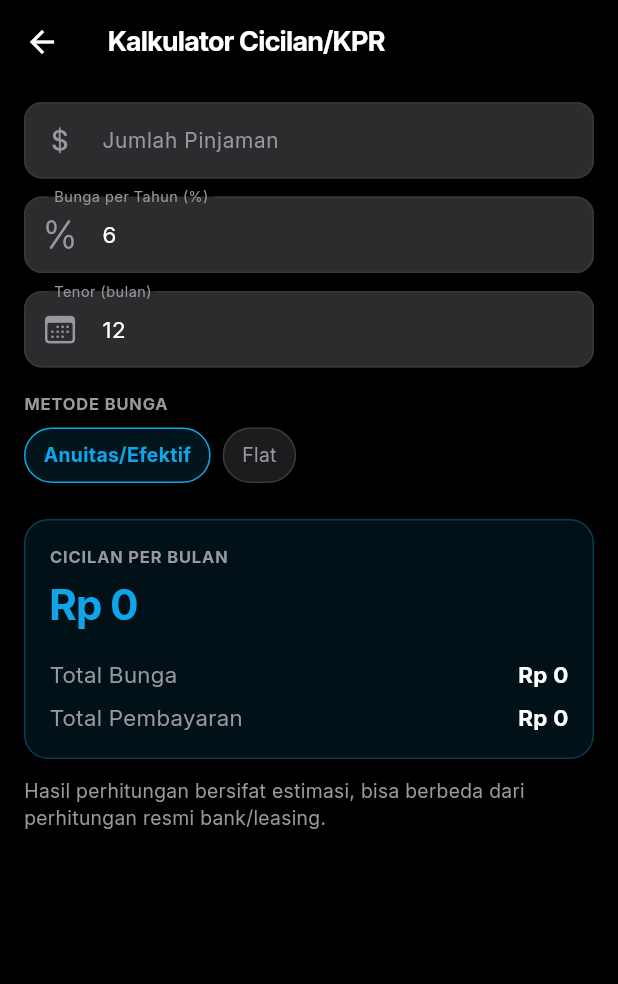
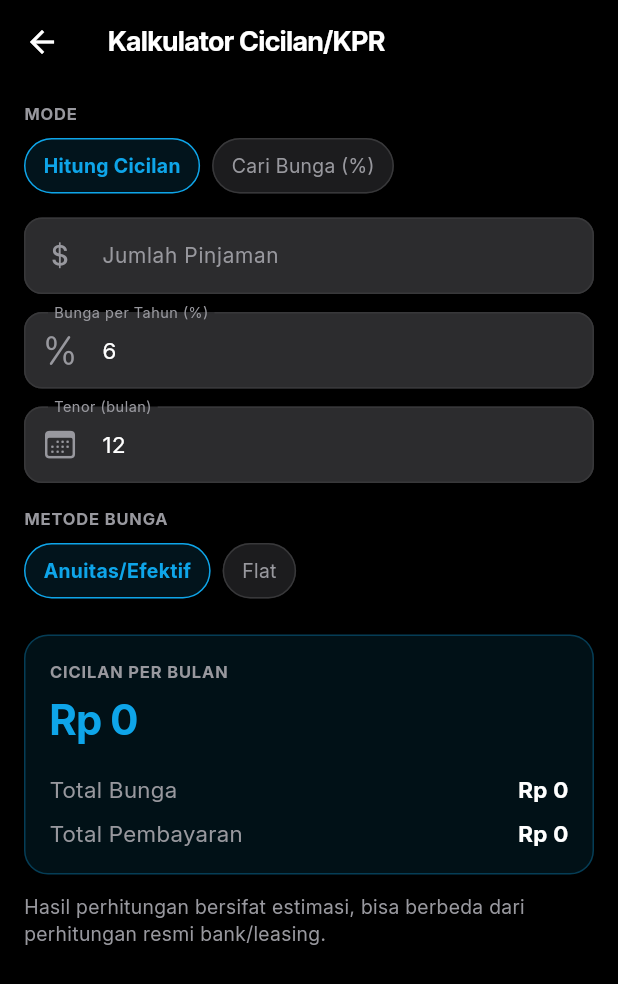
Before and after one commit to Alif-Fikri/asoyy, a Flutter app: the LoanCalculatorPage screen opened directly, on a phone screen of 412 x 824 dp. Shown: the top 984 px of the screen. Run offline on Flutter 3.47's test engine with Material 3 defaults, Android fonts, the phone set to English and light mode, and no system bars; our stand-ins replace equatable, file_picker, fl_chart, flutter_bloc, flutter_local_notifications, flutter_timezone and 7 more; missing offline and left inert: alarm, encrypt, home_widget; accounts and stored records are empty; network calls fail; statements that could not run were skipped.

Commit message:
feat: add reverse mode to loan calculator (find rate from known installment)
Useful when a user only knows the monthly installment offered by a
bank/leasing, not the interest rate, so they can compare offers.

```diff
--- a/lib/core/l10n/app_strings.dart
+++ b/lib/core/l10n/app_strings.dart
@@ -221,6 +221,12 @@ abstract class AppStrings {
   String get loan_calc_total_interest;
   String get loan_calc_total_payment;
   String get loan_calc_disclaimer;
+  String get loan_calc_mode;
+  String get loan_calc_mode_installment;
+  String get loan_calc_mode_rate;
+  String get loan_calc_known_installment;
+  String get loan_calc_estimated_rate;
+  String get loan_calc_rate_not_found;
   String get search_title;
   String get search_hint;
   String get search_prompt_title;
--- a/lib/core/l10n/strings_en.dart
+++ b/lib/core/l10n/strings_en.dart
@@ -223,6 +223,12 @@ class StringsEn extends AppStrings {
   @override String get loan_calc_total_interest => 'Total Interest';
   @override String get loan_calc_total_payment => 'Total Payment';
   @override String get loan_calc_disclaimer => 'Results are estimates and may differ from official bank/leasing calculations.';
+  @override String get loan_calc_mode => 'Mode';
+  @override String get loan_calc_mode_installment => 'Calculate Installment';
+  @override String get loan_calc_mode_rate => 'Find Rate (%)';
+  @override String get loan_calc_known_installment => 'Offered Monthly Installment';
+  @override String get loan_calc_estimated_rate => 'Estimated Annual Rate';
+  @override String get loan_calc_rate_not_found => 'The installment is too low to pay off this loan within that tenor.';
   @override String get search_title => 'Search';
   @override String get search_hint => 'Search transactions, events, passwords, alarms...';
   @override String get search_prompt_title => 'Search anything';
--- a/lib/core/l10n/strings_id.dart
+++ b/lib/core/l10n/strings_id.dart
@@ -223,6 +223,12 @@ class StringsId extends AppStrings {
   @override String get loan_calc_total_interest => 'Total Bunga';
   @override String get loan_calc_total_payment => 'Total Pembayaran';
   @override String get loan_calc_disclaimer => 'Hasil perhitungan bersifat estimasi, bisa berbeda dari perhitungan resmi bank/leasing.';
+  @override String get loan_calc_mode => 'Mode';
+  @override String get loan_calc_mode_installment => 'Hitung Cicilan';
+  @override String get loan_calc_mode_rate => 'Cari Bunga (%)';
+  @override String get loan_calc_known_installment => 'Cicilan per Bulan yang Ditawarkan';
+  @override String get loan_calc_estimated_rate => 'Estimasi Bunga per Tahun';
+  @override String get loan_calc_rate_not_found => 'Cicilan terlalu kecil untuk melunasi pinjaman ini dalam tenor tersebut.';
   @override String get search_title => 'Pencarian';
   @override String get search_hint => 'Cari transaksi, event, password, alarm...';
   @override String get search_prompt_title => 'Cari apa saja';
--- a/lib/features/loan_calculator/presentation/pages/loan_calculator_page.dart
+++ b/lib/features/loan_calculator/presentation/pages/loan_calculator_page.dart
@@ -3,6 +3,7 @@ import 'package:flutter/material.dart';
 import 'package:intl/intl.dart';
 import '../../../../core/constants/app_colors.dart';
 import '../../../../core/l10n/app_localizations.dart';
+import '../../../../core/l10n/app_strings.dart';
 import '../../../../core/theme/app_color_theme.dart';
 import '../../../../core/theme/design_tokens.dart';
 import '../../../../core/widgets/app_chip.dart';
@@ -10,6 +11,8 @@ import '../../../../core/widgets/app_text_field.dart';
 import '../../../../core/widgets/nexus_app_bar.dart';
 import '../../../../core/utils/thousand_separator_formatter.dart';
 import '../../domain/loan_calc.dart';
+
+enum _CalcMode { installment, rate }
 
 class LoanCalculatorPage extends StatefulWidget {
   const LoanCalculatorPage({super.key});
@@ -22,13 +25,16 @@ class _LoanCalculatorPageState extends State<LoanCalculatorPage> {
   final _amountCtrl = TextEditingController();
   final _rateCtrl = TextEditingController(text: '6');
   final _tenorCtrl = TextEditingController(text: '12');
+  final _installmentCtrl = TextEditingController();
   LoanInterestMethod _method = LoanInterestMethod.annuity;
+  _CalcMode _mode = _CalcMode.installment;
 
   @override
   void dispose() {
     _amountCtrl.dispose();
     _rateCtrl.dispose();
     _tenorCtrl.dispose();
+    _installmentCtrl.dispose();
     super.dispose();
   }
 
@@ -43,14 +49,7 @@ class _LoanCalculatorPageState extends State<LoanCalculatorPage> {
     final fmt = NumberFormat.currency(locale: 'id_ID', symbol: 'Rp ', decimalDigits: 0);
 
     final principal = _parseAmount(_amountCtrl.text);
-    final rate = _parse(_rateCtrl.text);
     final tenor = int.tryParse(_tenorCtrl.text) ?? 0;
-    final result = calculateLoan(
-      principal: principal,
-      annualRatePercent: rate,
-      tenorMonths: tenor,
-      method: _method,
-    );
 
     return Scaffold(
       backgroundColor: c.background,
@@ -64,6 +63,29 @@ class _LoanCalculatorPageState extends State<LoanCalculatorPage> {
             MediaQuery.of(context).padding.bottom + Insets.xxl,
           ),
           children: [
+            Text(
+              s.loan_calc_mode.toUpperCase(),
+              style: AppType.label.copyWith(color: c.textSecondary),
+            ),
+            const SizedBox(height: Insets.sm),
+            Wrap(
+              spacing: Insets.sm,
+              children: [
+                AppChip(
+                  label: s.loan_calc_mode_installment,
+                  isSelected: _mode == _CalcMode.installment,
+                  color: AppColors.loanCalcColor,
+                  onTap: () => setState(() => _mode = _CalcMode.installment),
+                ),
+                AppChip(
+                  label: s.loan_calc_mode_rate,
+                  isSelected: _mode == _CalcMode.rate,
+                  color: AppColors.loanCalcColor,
+                  onTap: () => setState(() => _mode = _CalcMode.rate),
+                ),
+              ],
+            ),
+            const SizedBox(height: Insets.lg),
             AppTextField(
               label: s.loan_calc_amount,
               controller: _amountCtrl,
@@ -73,12 +95,22 @@ class _LoanCalculatorPageState extends State<LoanCalculatorPage> {
               onChanged: (_) => setState(() {}),
             ),
             const SizedBox(height: Insets.md),
+            if (_mode == _CalcMode.installment)
               AppTextField(
                 label: s.loan_calc_rate,
                 hint: s.loan_calc_rate_hint,
                 controller: _rateCtrl,
                 keyboardType: const TextInputType.numberWithOptions(decimal: true),
                 prefixIcon: CupertinoIcons.percent,
+                onChanged: (_) => setState(() {}),
+              )
+            else
+              AppTextField(
+                label: s.loan_calc_known_installment,
+                controller: _installmentCtrl,
+                keyboardType: TextInputType.number,
+                prefixIcon: CupertinoIcons.money_dollar,
+                inputFormatters: [ThousandSeparatorFormatter()],
                 onChanged: (_) => setState(() {}),
               ),
             const SizedBox(height: Insets.md),
@@ -114,15 +146,57 @@ class _LoanCalculatorPageState extends State<LoanCalculatorPage> {
               ],
             ),
             const SizedBox(height: Insets.xl),
-            Container(
+            if (_mode == _CalcMode.installment)
+              _InstallmentResultCard(
+                result: calculateLoan(
+                  principal: principal,
+                  annualRatePercent: _parse(_rateCtrl.text),
+                  tenorMonths: tenor,
+                  method: _method,
+                ),
+                fmt: fmt,
+                s: s,
+              )
+            else
+              _RateResultCard(
+                result: solveLoanRate(
+                  principal: principal,
+                  monthlyInstallment: _parseAmount(_installmentCtrl.text),
+                  tenorMonths: tenor,
+                  method: _method,
+                ),
+                fmt: fmt,
+                s: s,
+              ),
+            const SizedBox(height: Insets.md),
+            Text(
+              s.loan_calc_disclaimer,
+              style: AppType.caption.copyWith(color: c.textSecondary, height: 1.4),
+            ),
+          ],
+        ),
+      ),
+    );
+  }
+}
+
+class _InstallmentResultCard extends StatelessWidget {
+  final LoanCalcResult result;
+  final NumberFormat fmt;
+  final AppStrings s;
+
+  const _InstallmentResultCard({required this.result, required this.fmt, required this.s});
+
+  @override
+  Widget build(BuildContext context) {
+    final c = context.colors;
+    return Container(
       width: double.infinity,
       padding: const EdgeInsets.all(Insets.lg),
       decoration: BoxDecoration(
         color: AppColors.loanCalcColor.withValues(alpha: 0.1),
         borderRadius: BorderRadius.circular(Radii.lg),
-                border: Border.all(
-                  color: AppColors.loanCalcColor.withValues(alpha: 0.3),
-                ),
+        border: Border.all(color: AppColors.loanCalcColor.withValues(alpha: 0.3)),
       ),
       child: Column(
         crossAxisAlignment: CrossAxisAlignment.start,
@@ -137,25 +211,58 @@ class _LoanCalculatorPageState extends State<LoanCalculatorPage> {
             style: AppType.display.copyWith(color: AppColors.loanCalcColor),
           ),
           const SizedBox(height: Insets.lg),
-                  _ResultRow(
-                    label: s.loan_calc_total_interest,
-                    value: fmt.format(result.totalInterest),
-                  ),
+          _ResultRow(label: s.loan_calc_total_interest, value: fmt.format(result.totalInterest)),
           const SizedBox(height: Insets.sm),
-                  _ResultRow(
-                    label: s.loan_calc_total_payment,
-                    value: fmt.format(result.totalPayment),
-                  ),
+          _ResultRow(label: s.loan_calc_total_payment, value: fmt.format(result.totalPayment)),
         ],
       ),
+    );
+  }
+}
+
+class _RateResultCard extends StatelessWidget {
+  final LoanRateResult result;
+  final NumberFormat fmt;
+  final AppStrings s;
+
+  const _RateResultCard({required this.result, required this.fmt, required this.s});
+
+  @override
+  Widget build(BuildContext context) {
+    final c = context.colors;
+    final rate = result.annualRatePercent;
+    return Container(
+      width: double.infinity,
+      padding: const EdgeInsets.all(Insets.lg),
+      decoration: BoxDecoration(
+        color: AppColors.loanCalcColor.withValues(alpha: 0.1),
+        borderRadius: BorderRadius.circular(Radii.lg),
+        border: Border.all(color: AppColors.loanCalcColor.withValues(alpha: 0.3)),
       ),
-            const SizedBox(height: Insets.md),
+      child: Column(
+        crossAxisAlignment: CrossAxisAlignment.start,
+        children: [
           Text(
-              s.loan_calc_disclaimer,
-              style: AppType.caption.copyWith(color: c.textSecondary, height: 1.4),
+            s.loan_calc_estimated_rate.toUpperCase(),
+            style: AppType.label.copyWith(color: c.textSecondary),
           ),
+          const SizedBox(height: Insets.xs),
+          if (rate == null)
+            Text(
+              s.loan_calc_rate_not_found,
+              style: AppType.body.copyWith(color: c.textSecondary),
+            )
+          else ...[
+            Text(
+              '${rate.toStringAsFixed(2)}% / tahun',
+              style: AppType.display.copyWith(color: AppColors.loanCalcColor),
+            ),
+            const SizedBox(height: Insets.lg),
+            _ResultRow(label: s.loan_calc_total_interest, value: fmt.format(result.totalInterest)),
+            const SizedBox(height: Insets.sm),
+            _ResultRow(label: s.loan_calc_total_payment, value: fmt.format(result.totalPayment)),
           ],
-        ),
+        ],
       ),
     );
   }
```
Also changed, not shown: lib/features/loan_calculator/domain/loan_calc.dart (+76 -11 lines). Lines whose indentation alone changed are shown as unchanged.
